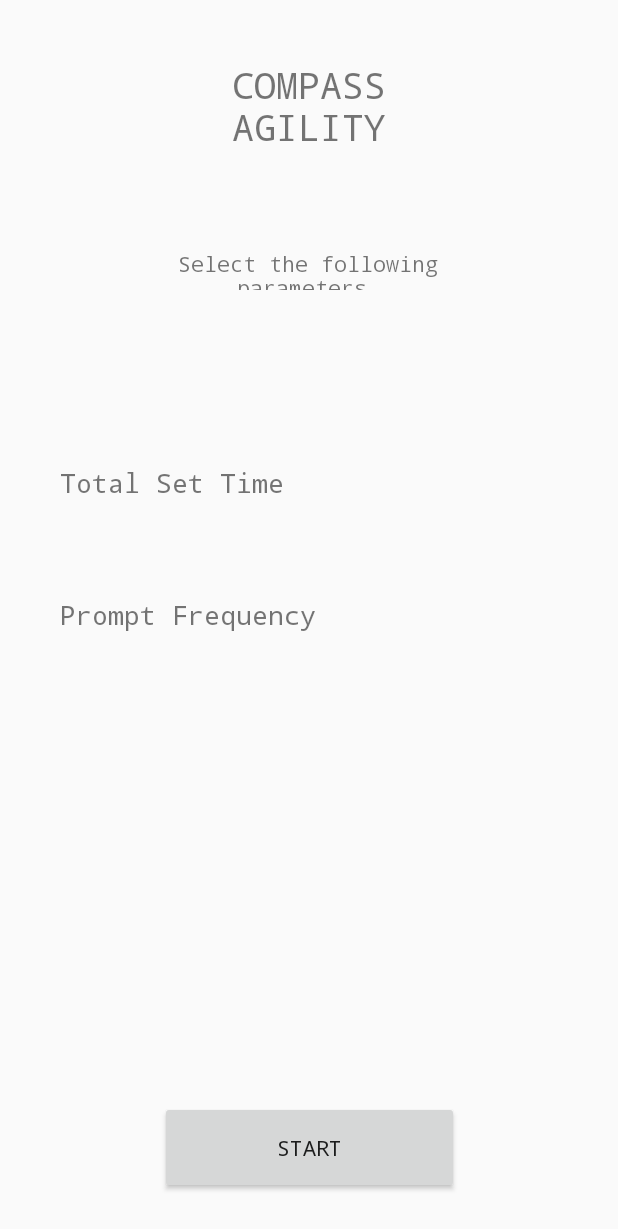
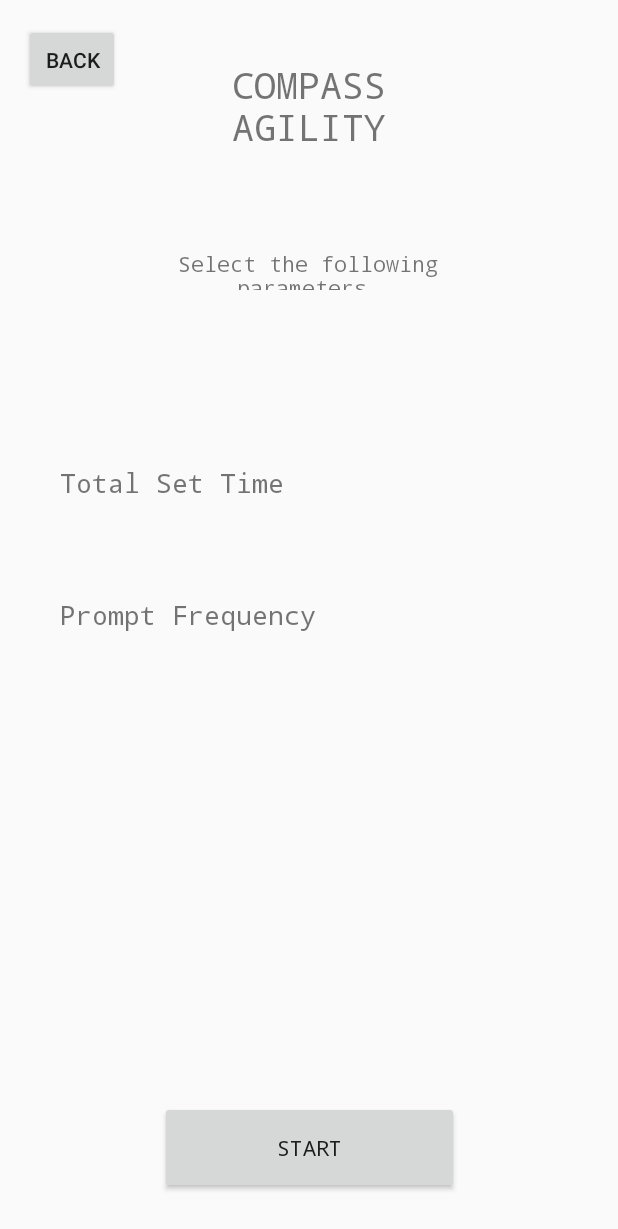
Before and after one commit to WesleyChoi/QuickReact, an Android app: the CompassAgilitySelector screen opened directly, with no data from a screen before it, on a phone screen of 412 x 824 dp. Shown: the top 1229 px of the screen. Run offline under Robolectric (Android 15) with nearby library versions, the phone set to English and light mode, and no system bars.

Commit message:
added nav to return to main page

```diff
--- a/app/src/main/java/com/example/quickreact/CompassAgilitySelector.java
+++ b/app/src/main/java/com/example/quickreact/CompassAgilitySelector.java
@@ -1,5 +1,6 @@
 package com.example.quickreact;
 
+import android.content.Intent;
 import android.os.Bundle;
 
 import com.google.android.material.floatingactionbutton.FloatingActionButton;
@@ -9,14 +10,25 @@ import androidx.appcompat.app.AppCompatActivity;
 import androidx.appcompat.widget.Toolbar;
 
 import android.view.View;
+import android.widget.Button;
 
 public class CompassAgilitySelector extends AppCompatActivity {
+
+    private Button nav_back_to_main;
 
     @Override
     protected void onCreate(Bundle savedInstanceState) {
         super.onCreate(savedInstanceState);
         setContentView(R.layout.compass_agility_selector);
 
+
+        nav_back_to_main = (Button) findViewById(R.id.nav_back_main);
+        nav_back_to_main.setOnClickListener(new View.OnClickListener() {
+            @Override
+            public void onClick(View v) {
+                returnToDrillSelector();
+            }
+        });
 
 //        FloatingActionButton fab = findViewById(R.id.fab);
 //        fab.setOnClickListener(new View.OnClickListener() {
@@ -27,4 +39,11 @@ public class CompassAgilitySelector extends AppCompatActivity {
 //            }
 //        });
     }
+
+    public void returnToDrillSelector() {
+        Intent intent = new Intent(this, MainActivity.class);
+        startActivity(intent);
+    }
+
+
 }
--- a/app/src/main/res/layout/compass_agility_selector.xml
+++ b/app/src/main/res/layout/compass_agility_selector.xml
@@ -71,4 +71,15 @@
         app:layout_constraintEnd_toEndOf="parent"
         app:layout_constraintStart_toStartOf="parent" />
 
+    <Button
+        android:id="@+id/nav_back_main"
+        android:layout_width="64dp"
+        android:layout_height="47dp"
+        android:layout_marginTop="16dp"
+        android:text="Back"
+        app:layout_constraintEnd_toEndOf="parent"
+        app:layout_constraintHorizontal_bias="0.046"
+        app:layout_constraintStart_toStartOf="parent"
+        app:layout_constraintTop_toTopOf="parent" />
+
 </androidx.constraintlayout.widget.ConstraintLayout>
```
